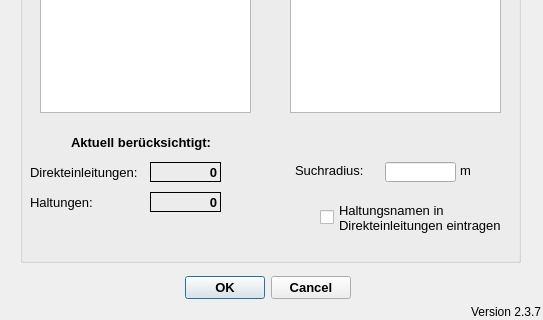
This is qkan/linkflaechen/res/application_createlinesw.ui in hoettges/QKan as Qt 5 draws it before an edit; both pictures show x 0 to 543 and y 148 to 468 of the 543 by 468 pixel window. The edited form follows.
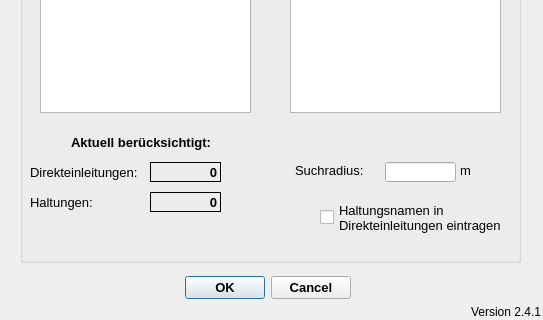
This is the edited form.

```diff
--- a/qkan/linkflaechen/res/application_createlinesw.ui
+++ b/qkan/linkflaechen/res/application_createlinesw.ui
@@ -424,7 +424,7 @@
     <string>Version QKan Import</string>
    </property>
    <property name="text">
-    <string>Version 2.3.7</string>
+    <string>Version 2.4.1</string>
    </property>
    <property name="alignment">
     <set>Qt::AlignRight|Qt::AlignTrailing|Qt::AlignVCenter</set>
```
